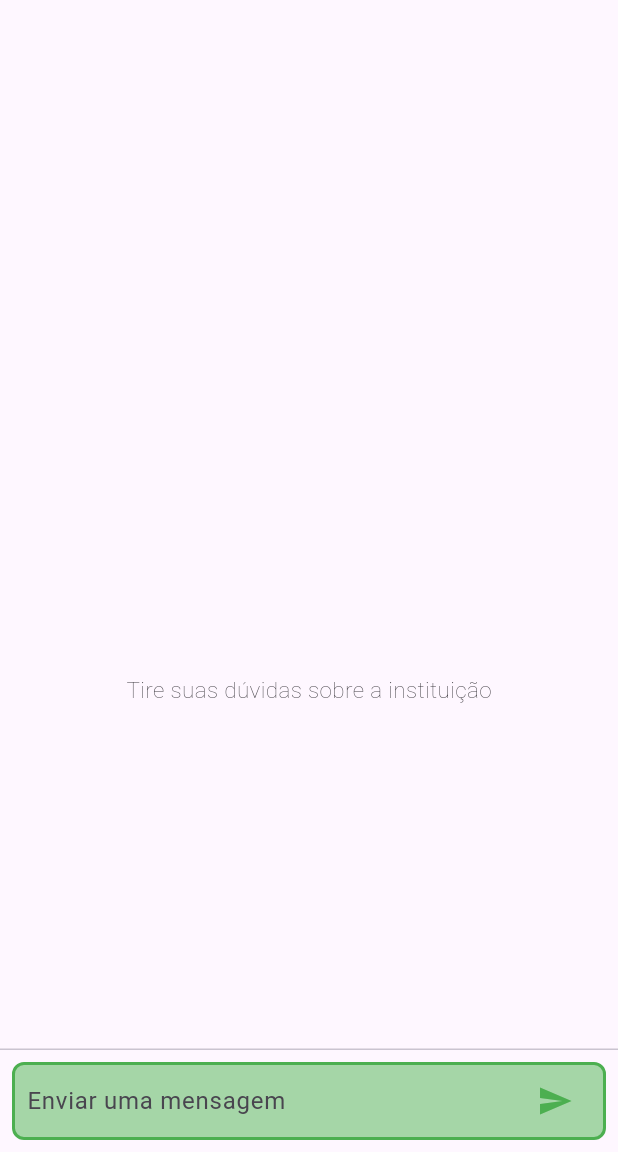
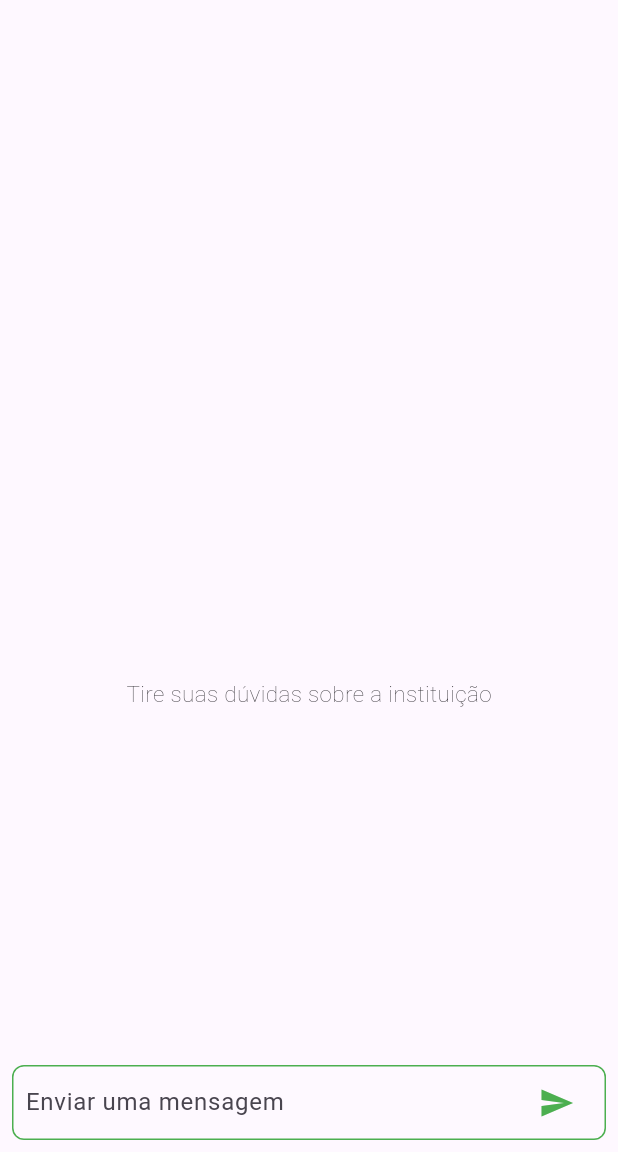
Before and after one commit to naiaraamorim/UNIBOT-PFC-APP, a Flutter app: the screen it shows after launch, on a phone screen of 412 x 824 dp, the part 84-1236 px from its top. Run offline on Flutter 3.47's test engine with Material 3 defaults, Android fonts, the light colour scheme and no system bars.

Commit message:
Alterando cores e estilos do chat

```diff
--- a/unibot_app/lib/Screans/scream_chatbot.dart
+++ b/unibot_app/lib/Screans/scream_chatbot.dart
@@ -14,7 +14,9 @@ class ChatScreenState extends State<ChatScreen> {
 
   @override
   Widget build(BuildContext context) {
-    return Column(
+    return Container(
+      color: Colors.white12,
+      child: Column(
         children: <Widget>[
           // Área de mensagens
           Flexible(
@@ -37,18 +39,19 @@ class ChatScreenState extends State<ChatScreen> {
           // Área centralizada de instruções se não houver mensagens
 
           // Área de entrada de texto
-        const Divider(height: 1.0),
+
           Padding(
             padding: const EdgeInsets.all(8.0),
             child: Container(
               decoration: BoxDecoration(
-                color: Colors.green[200],
-                border: Border.all(color: Colors.green, width: 2),
+                  color: Colors.white12,
+                  border: Border.all(color: Colors.green),
                   borderRadius: BorderRadius.circular(8)),
               child: _buildTextComposer(),
             ),
           ),
         ],
+      ),
     );
   }
 
```
Lines whose indentation alone changed are shown as unchanged.
